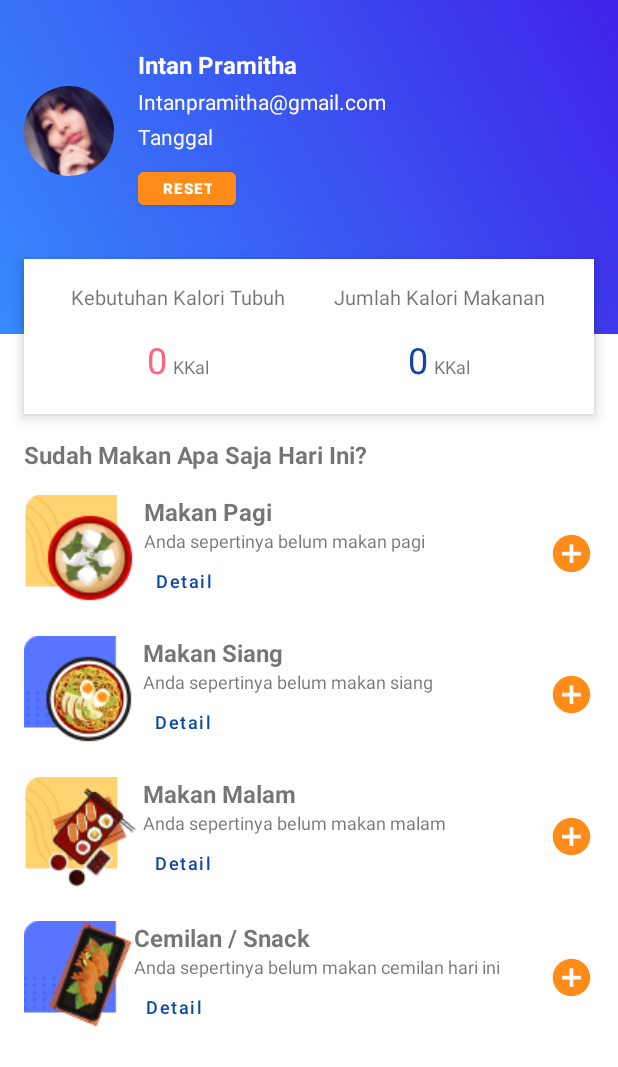
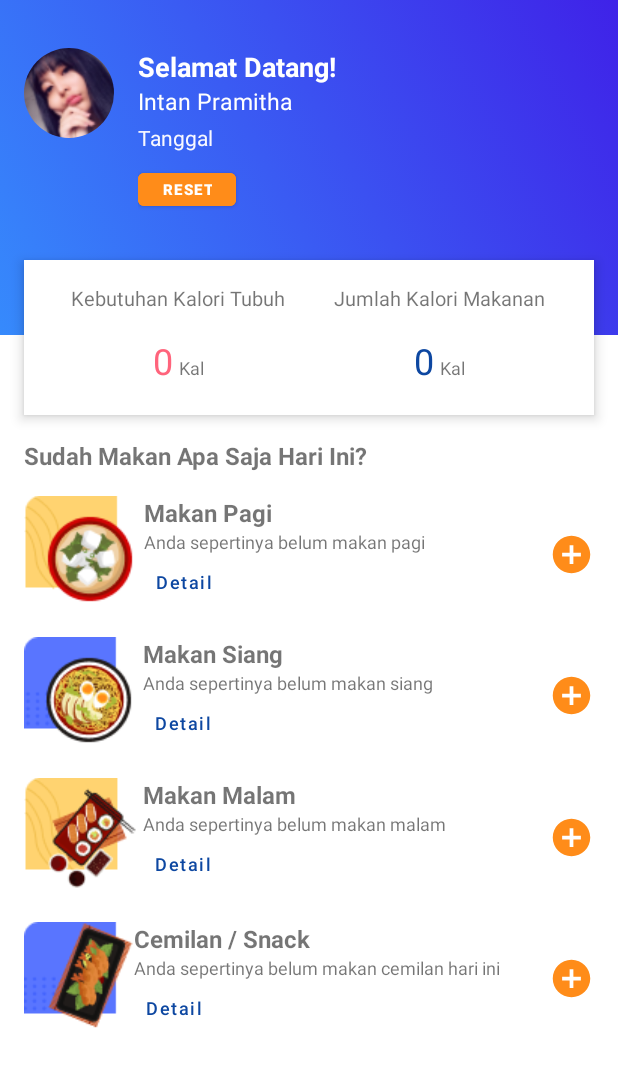
Before and after one commit to intanpramithas/sekripsi, an Android app: the layout fragment_konsumsi_kalori.xml on its own in the app's theme, with its tools: preview values and no code run, on a phone screen of 412 x 824 dp. Shown: the top 1067 px of the screen. Run offline under Robolectric (Android 15) with nearby library versions, the phone set to English and light mode, and no system bars; Roboto replaces fonts that are not available here.

Commit message:
5 oktober 2020

```diff
--- a/app/src/main/res/layout/fragment_home.xml
+++ b/app/src/main/res/layout/fragment_home.xml
@@ -25,7 +25,7 @@
             <de.hdodenhof.circleimageview.CircleImageView
                 android:layout_width="60dp"
                 android:layout_height="60dp"
-                android:src="@drawable/image_temp"/>
+                android:src="@drawable/image_temp" />
 
             <LinearLayout
                 android:layout_width="wrap_content"
--- a/app/src/main/res/layout/fragment_konsumsi_kalori.xml
+++ b/app/src/main/res/layout/fragment_konsumsi_kalori.xml
@@ -28,7 +28,6 @@
                 android:layout_width="match_parent"
                 android:layout_height="wrap_content"
                 android:layout_marginTop="16dp"
-                android:gravity="center_vertical"
                 android:orientation="horizontal">
 
                 <de.hdodenhof.circleimageview.CircleImageView
@@ -45,18 +44,26 @@
                     <TextView
                         android:layout_width="wrap_content"
                         android:layout_height="wrap_content"
-                        android:text="Intan Pramitha"
+                        android:text="Selamat Datang!"
                         android:textColor="@color/white"
-                        android:textSize="16sp"
+                        android:textSize="18sp"
                         android:textStyle="bold" />
 
                     <TextView
                         android:layout_width="wrap_content"
                         android:layout_height="wrap_content"
-                        android:layout_marginTop="4dp"
-                        android:text="Intanpramitha@gmail.com"
+                        android:text="Intan Pramitha"
                         android:textColor="@color/white"
-                        android:textSize="14sp" />
+                        android:textSize="15sp"/>
+<!--                        android:textStyle="bold" />-->
+
+<!--                    <TextView-->
+<!--                        android:layout_width="wrap_content"-->
+<!--                        android:layout_height="wrap_content"-->
+<!--                        android:layout_marginTop="4dp"-->
+<!--                        android:text="Intanpramitha@gmail.com"-->
+<!--                        android:textColor="@color/white"-->
+<!--                        android:textSize="14sp" />-->
 
                     <TextView
                         android:id="@+id/tv_date"
@@ -133,7 +140,7 @@
                         android:layout_height="wrap_content"
                         android:layout_marginLeft="4dp"
                         android:layout_gravity="bottom"
-                        android:text="KKal"
+                        android:text="Kal"
                         android:textSize="12sp"/>
 
                 </LinearLayout>
@@ -173,7 +180,7 @@
                         android:layout_width="wrap_content"
                         android:layout_height="wrap_content"
                         android:layout_marginLeft="4dp"
-                        android:text="KKal"
+                        android:text="Kal"
                         android:textSize="12sp"/>
 
                 </LinearLayout>
```
Also changed, not shown: app/src/main/java/calories/com/Fragments/KonsumsiKaloriFragment.java (+8 -12 lines).
